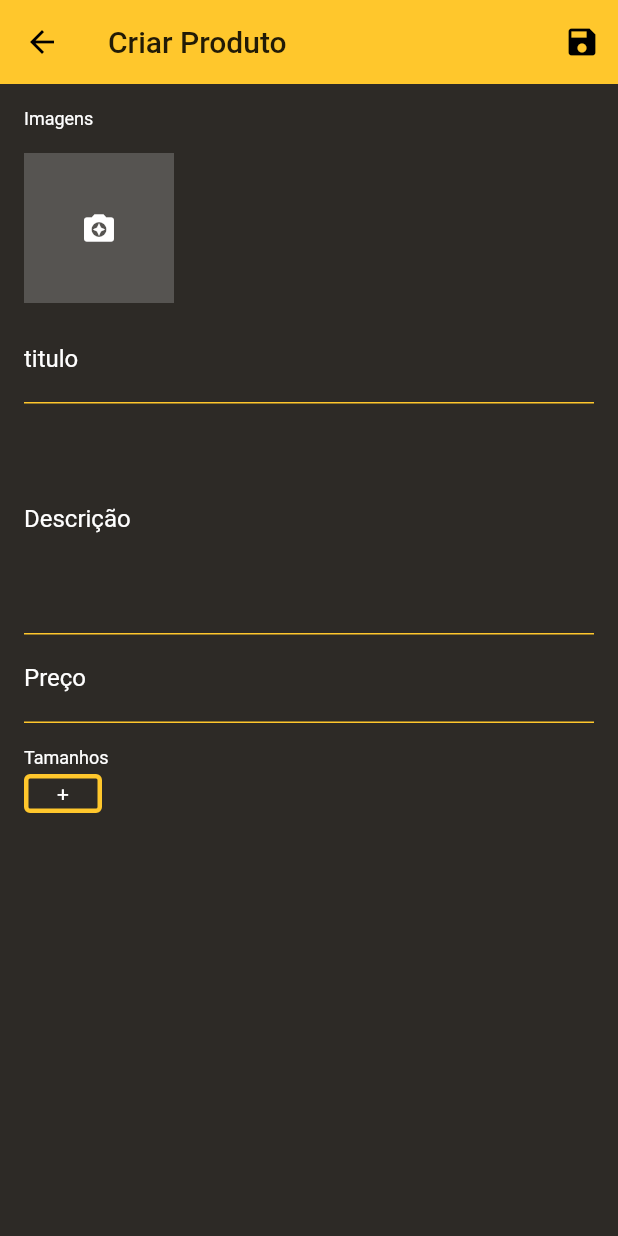
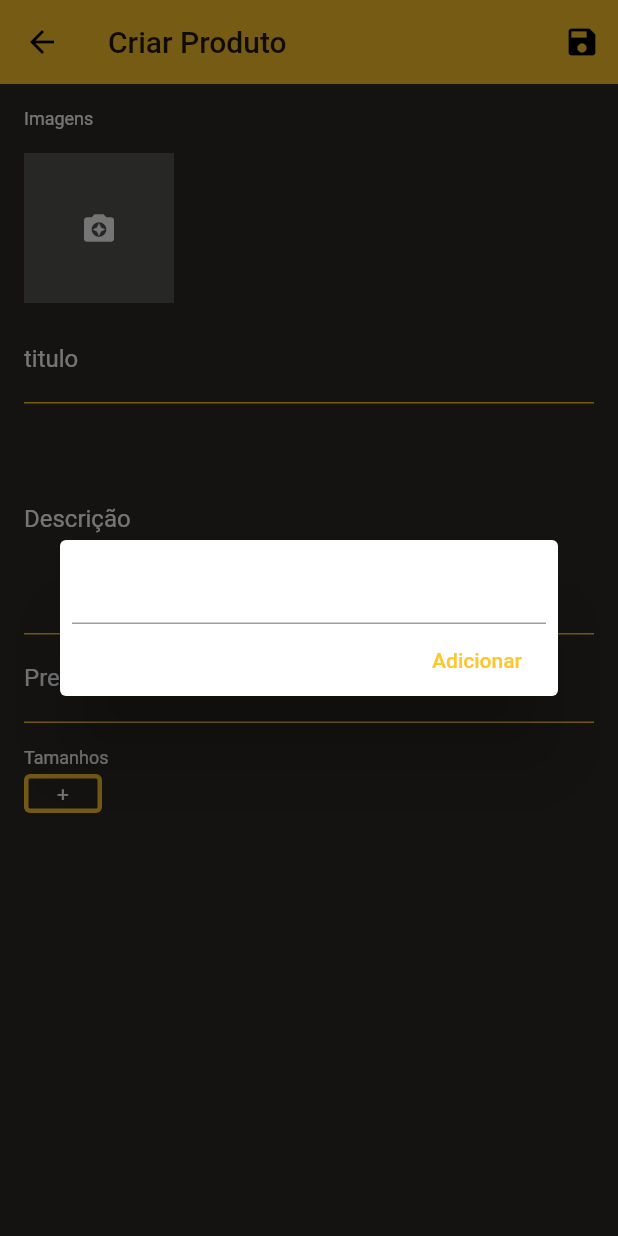
Before and after one commit to YuriLuis/gerenciamento_loja_virtual_flutter, a Flutter app: the ProductScreen screen opened directly, after a tap on an icon or button, on a phone screen of 412 x 824 dp. Run offline on Flutter 3.47's test engine with Material 2 defaults, Android fonts, the phone set to English and light mode, and no system bars; our stand-ins replace cloud_firestore, firebase_auth, firebase_storage, flutter_speed_dial, image_cropper, image_picker and 1 more; missing offline and left inert: bloc_pattern; accounts and stored records are empty.

Commit message:
Aula 254 Finalizando o widget de tamanhos.

```diff
--- a/lib/blocs/products_bloc.dart
+++ b/lib/blocs/products_bloc.dart
@@ -50,6 +50,10 @@ class ProductBloc extends BlocBase {
   void saveImages(List images){
     unsavedData["images"] = images;
   }
+
+  void saveSizes(List sizes){
+    unsavedData['sizes'] = sizes;
+  }
   @override
   void dispose() {
     _dataController.close();
--- /dev/null
+++ b/lib/widgets/add_size_dialog.dart
@@ -0,0 +1,25 @@
+import 'package:flutter/material.dart';
+
+class AddSizeDialog extends StatelessWidget {
+
+  final _controller = TextEditingController();
+  @override
+  Widget build(BuildContext context) {
+    return Dialog(
+      child: Container(
+        padding: EdgeInsets.only(left: 8, right: 8, top: 8),
+        child: Column(
+          mainAxisSize: MainAxisSize.min,
+          children: [
+            TextField(controller: _controller,),
+            Container(
+                alignment: Alignment.centerRight,
+                child: FlatButton(onPressed: (){
+                  Navigator.of(context).pop(_controller.text);
+                }, child: Text("Adicionar", style: TextStyle(color: Color.fromRGBO(255, 199, 44, 1.0),))))
+          ],
+        ),
+      ),
+    );
+  }
+}
--- a/lib/widgets/product_sizes.dart
+++ b/lib/widgets/product_sizes.dart
@@ -1,17 +1,18 @@
 import 'package:flutter/material.dart';
+import 'add_size_dialog.dart';
 
 class ProductSizes extends FormField<List> {
   ProductSizes(
-  {
-    List initialValue,
+      {List initialValue,
       FormFieldSetter<List> onSaved,
-    FormFieldValidator<List> validator
-}) : super(
+      FormFieldValidator<List> validator,
+      BuildContext context})
+      : super(
             initialValue: initialValue,
             onSaved: onSaved,
             validator: validator,
             // ignore: missing_return
-    builder: (state){
+            builder: (state) {
               return SizedBox(
                 height: 34,
                 child: GridView(
@@ -20,39 +21,51 @@ class ProductSizes extends FormField<List> {
                   gridDelegate: SliverGridDelegateWithFixedCrossAxisCount(
                       crossAxisCount: 1,
                       mainAxisSpacing: 8,
-            childAspectRatio: 0.5
-          ),
-          children: state.value.map((text){
+                      childAspectRatio: 0.5),
+                  children: state.value.map((text) {
                     return GestureDetector(
-              onLongPress: (){
+                      onLongPress: () {
                         state.didChange(state.value..remove(text));
                       },
                       child: Container(
                         decoration: BoxDecoration(
                           borderRadius: BorderRadius.all(Radius.circular(4)),
-                  border: Border.all(color: Color.fromRGBO(255, 199, 44, 1.0), width: 3),
+                          border: Border.all(
+                              color: Color.fromRGBO(255, 199, 44, 1.0),
+                              width: 3),
                         ),
                         alignment: Alignment.center,
-                child: Text(text, style: TextStyle(color: Colors.white),),
+                        child: Text(
+                          text,
+                          style: TextStyle(color: Colors.white),
+                        ),
                       ),
                     );
-          }).toList()..add(
-              GestureDetector(
-                onTap: (){
-
+                  }).toList()
+                    ..add(GestureDetector(
+                      onTap: () async {
+                        String size = await showDialog(
+                            context: context,
+                            builder: (context) => AddSizeDialog());
+                        if(size != null){
+                          state.didChange(state.value..add(size));
+                        }
                       },
                       child: Container(
                         decoration: BoxDecoration(
                           borderRadius: BorderRadius.all(Radius.circular(4)),
-                    border: Border.all(color: Color.fromRGBO(255, 199, 44, 1.0), width: 3),
+                          border: Border.all(
+                              color: state.hasError ? Colors.red : Color.fromRGBO(255, 199, 44, 1.0),
+                              width: 3),
                         ),
                         alignment: Alignment.center,
-                  child: Text('+', style: TextStyle(color: Colors.white),),
-                ),
-              )
+                        child: Text(
+                          '+',
+                          style: TextStyle(color: Colors.white),
                         ),
                       ),
+                    )),
+                ),
               );
+            });
 }
-  );
-}
```
Also changed, not shown: lib/screens/product_screen.dart (+6 -5 lines), lib/validators/product_validator.dart (+9 -3 lines). Lines whose indentation alone changed are shown as unchanged.
